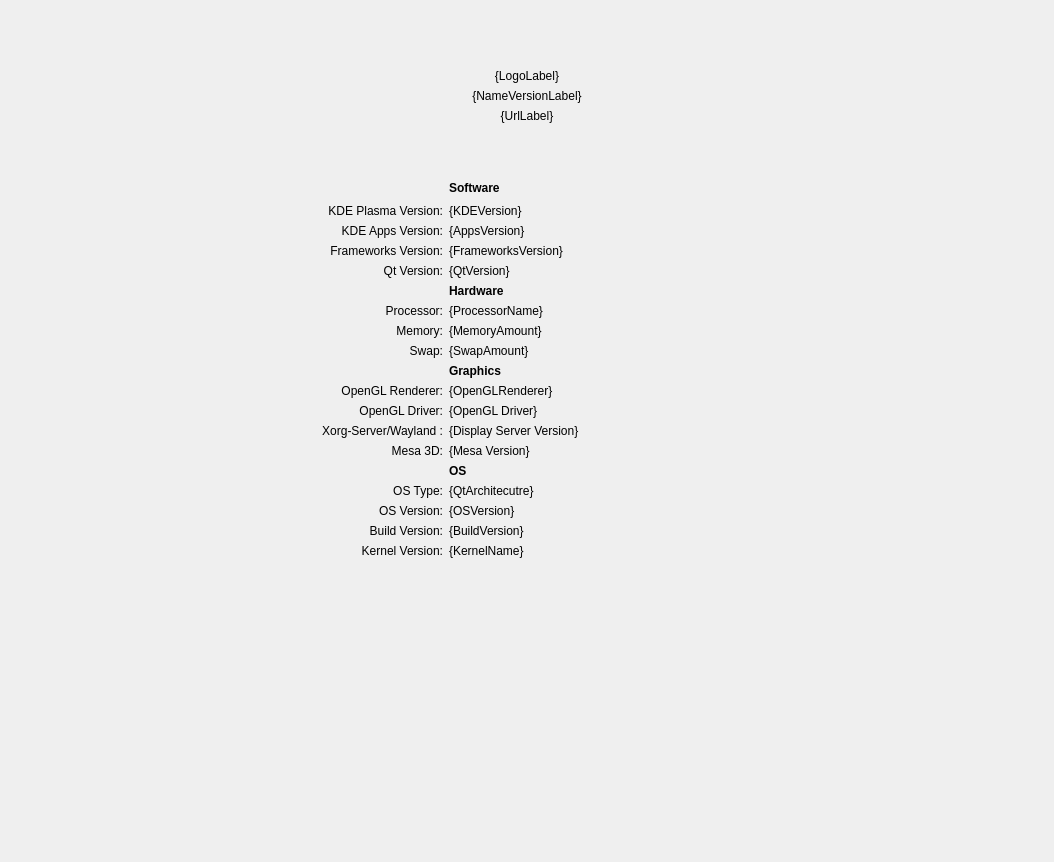
Before: the Qt Designer form src/Module.ui in ds9-extras/kcm-about-extended, drawn with Qt 5.
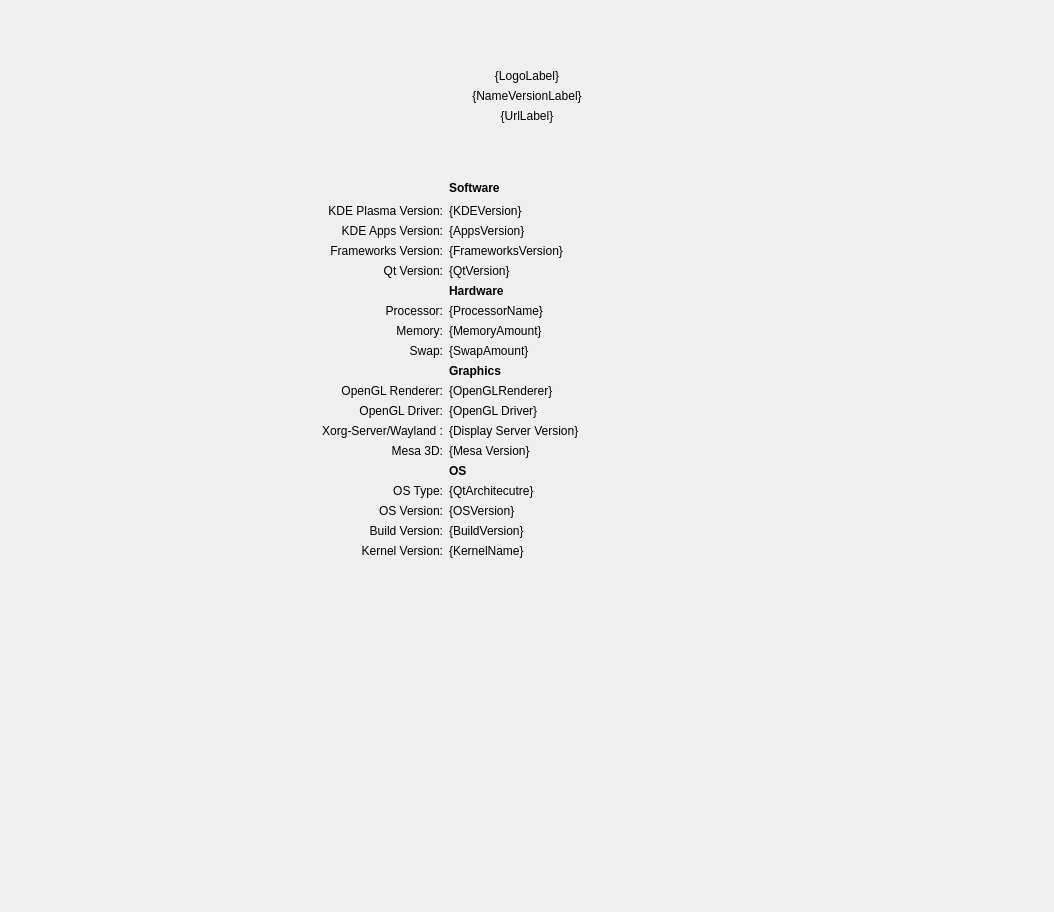
After: the same form once the commit is applied.

```diff
--- a/src/Module.ui
+++ b/src/Module.ui
@@ -7,7 +7,7 @@
     <x>0</x>
     <y>0</y>
     <width>1054</width>
-    <height>862</height>
+    <height>912</height>
    </rect>
   </property>
   <layout class="QGridLayout" name="gridLayout_2">
```
